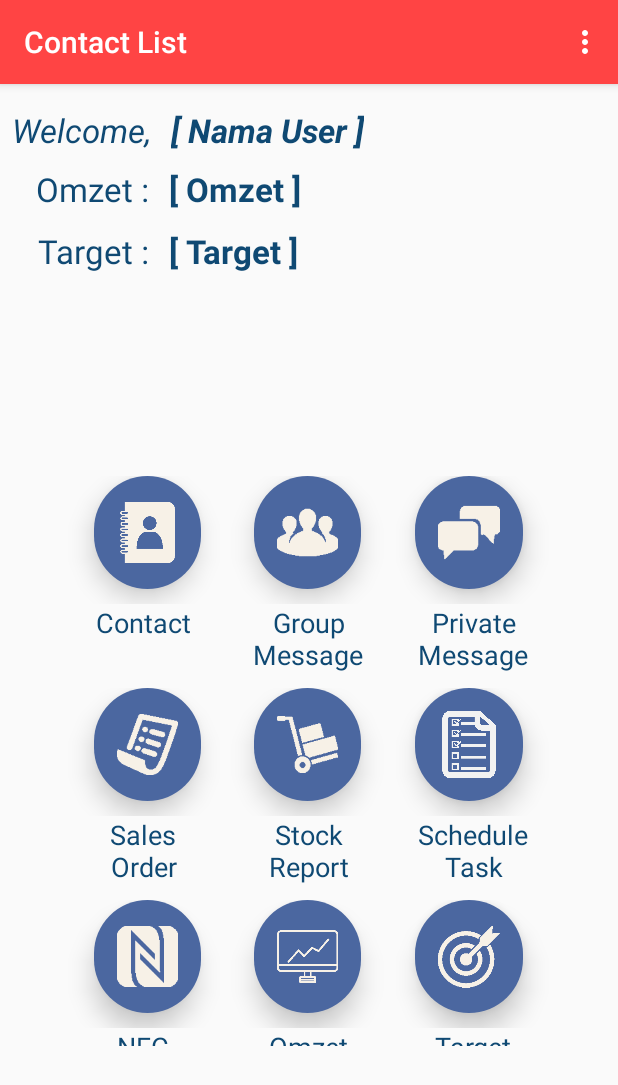
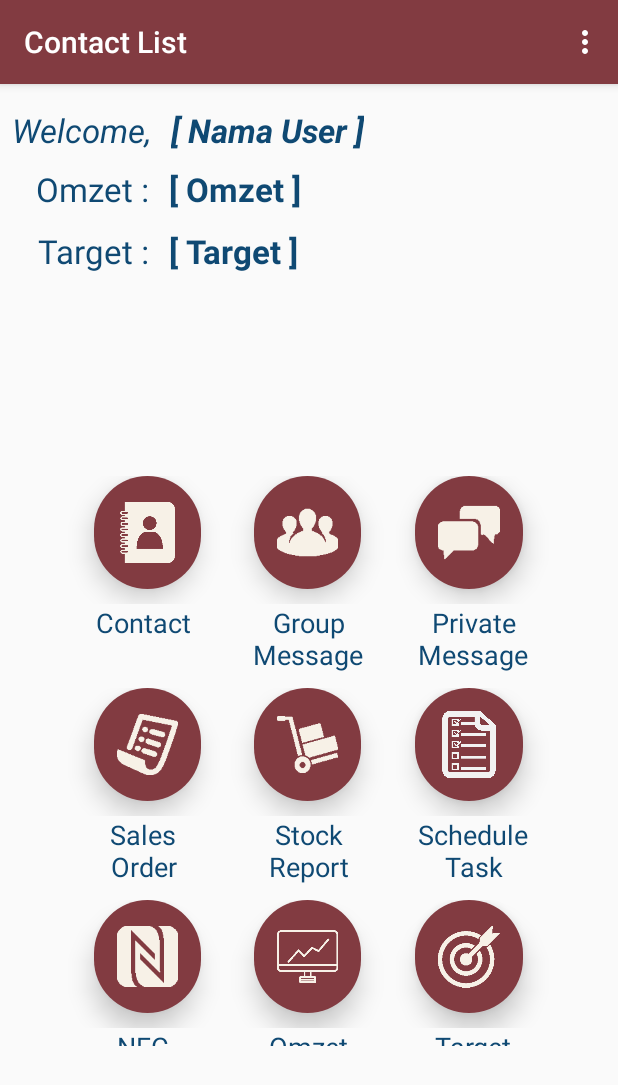
Before and after one commit to tonnymao/BelajarAndroid, an Android app: the screen it shows after launch (MainActivity), in the options menu, after a tap on "Settings", on a phone screen of 412 x 824 dp. Shown: the top 1085 px of the screen. Run offline under Robolectric (Android 15) with nearby library versions, the phone set to English and light mode, and no system bars.

Commit message:
change theme color

```diff
--- a/app/src/main/res/drawable/roundcorner.xml
+++ b/app/src/main/res/drawable/roundcorner.xml
@@ -1,5 +1,6 @@
 <?xml version="1.0" encoding="utf-8"?>
 <shape xmlns:android="http://schemas.android.com/apk/res/android">
-    <solid android:color="@color/colorPrimary" />
+    <!--<solid android:color="@color/colorPrimary" />-->
+    <solid android:color="@color/colorGMSTheme" />
     <corners android:radius="50dp" />
 </shape>
--- a/app/src/main/res/layout/activity_main.xml
+++ b/app/src/main/res/layout/activity_main.xml
@@ -15,7 +15,7 @@
             android:id="@+id/toolbar"
             android:layout_width="match_parent"
             android:layout_height="?attr/actionBarSize"
-            android:background="@android:color/holo_red_light"
+            android:background="@color/colorGMSTheme"
             app:popupTheme="@style/AppTheme.PopupOverlay" />
 
     </android.support.design.widget.AppBarLayout>
--- a/app/src/main/res/values/colors.xml
+++ b/app/src/main/res/values/colors.xml
@@ -17,6 +17,6 @@
     <color name="colorTinder">#F55959</color>
     <color name="colorBeeTalk">#FFC843</color>
     <color name="colorBBCNews">#C02519</color>
-
+    <color name="colorGMSTheme">#823b41</color>
 
 </resources>
```
